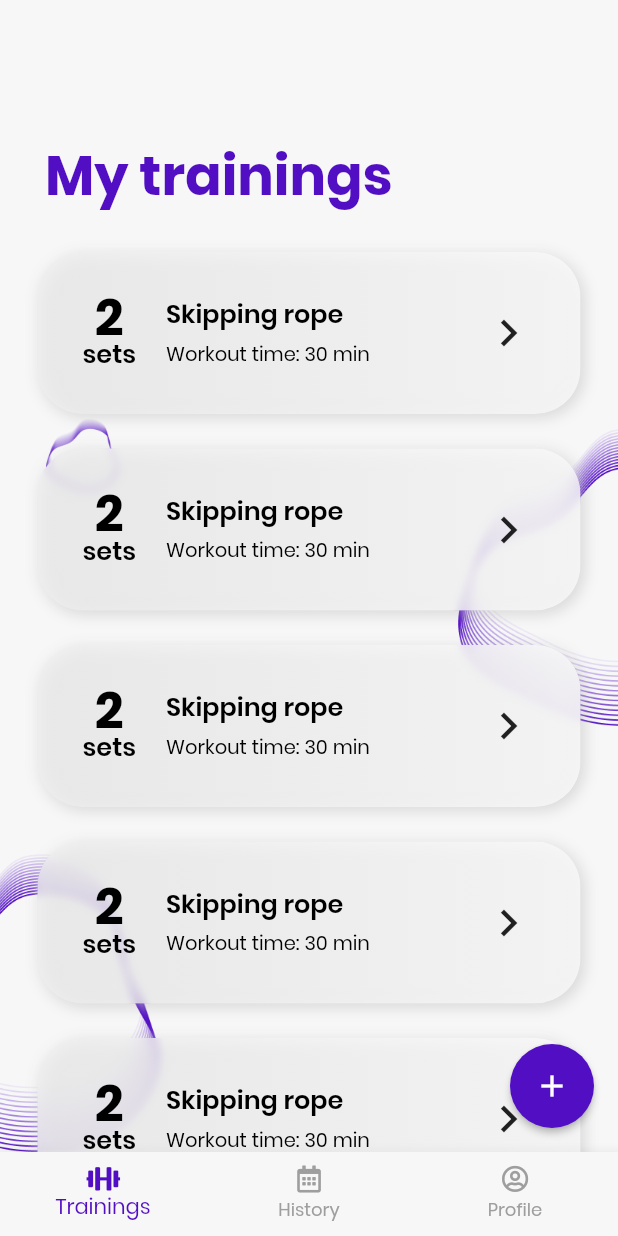
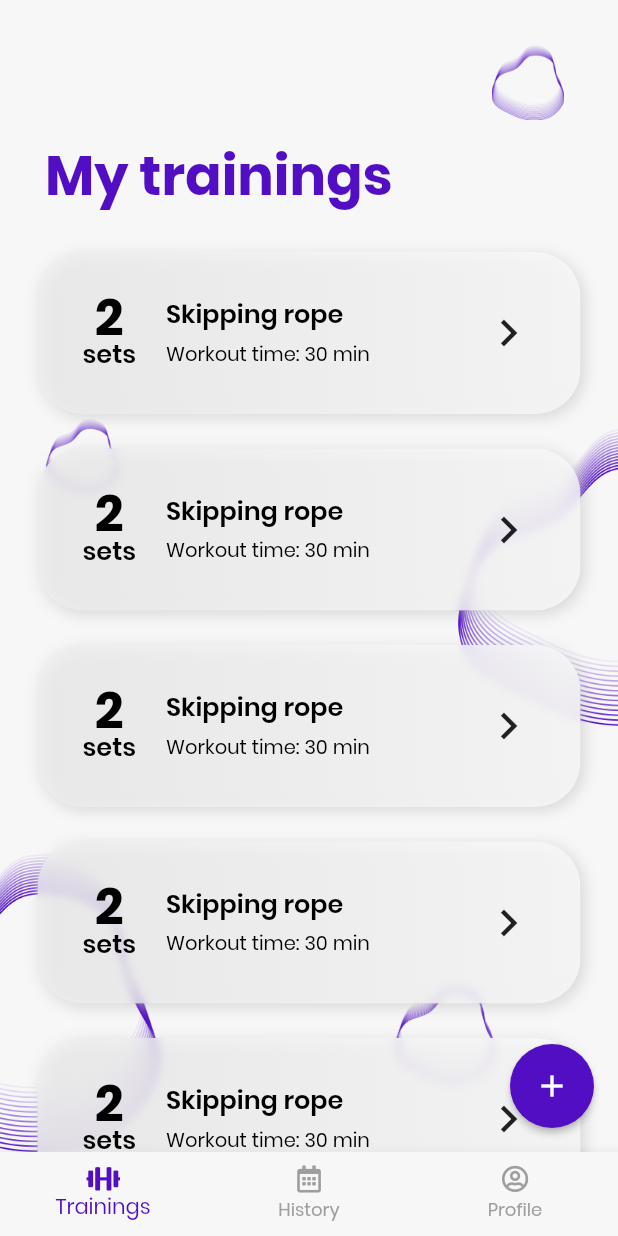
Before and after one commit to cingopablo/workout_app, a Flutter app: the screen it shows after launch, on a phone screen of 412 x 824 dp. Run offline on Flutter 3.47's test engine with Material 2 defaults, Android fonts, the phone set to English and light mode, and no system bars; our stand-ins replace font_awesome_flutter, numberpicker.

Commit message:
Added sign

```diff
--- a/lib/screens/home_screen.dart
+++ b/lib/screens/home_screen.dart
@@ -43,6 +43,15 @@ class _HomeScreenState extends State<HomeScreen> {
                 child: Image.asset('assets/images/imagen.png'),
               ),
             ),
+            Align(
+              alignment: Alignment.bottomRight,
+              child: Container(
+                transform: Matrix4.translationValues(-80, -45, 0),
+                width: 70,
+                height: 70,
+                child: Image.asset('assets/images/imagen.png'),
+              ),
+            ),
             CustomScrollView(
               slivers: <Widget>[
                 SliverAppBar(
@@ -52,7 +61,15 @@ class _HomeScreenState extends State<HomeScreen> {
                   pinned: true,
                   primary: true,
                   bottom: PreferredSize(
-                    child: Text(''),
+                    child: Align(
+                      alignment: Alignment.centerRight,
+                      child: Container(
+                        transform: Matrix4.translationValues(-35, -80, 0),
+                        width: 50,
+                        height: 50,
+                        child: Image.asset('assets/images/imagen.png'),
+                      ),
+                    ),
                     preferredSize: Size.fromHeight(20.0),
                   ),
                   flexibleSpace: FlexibleSpaceBar(
```
